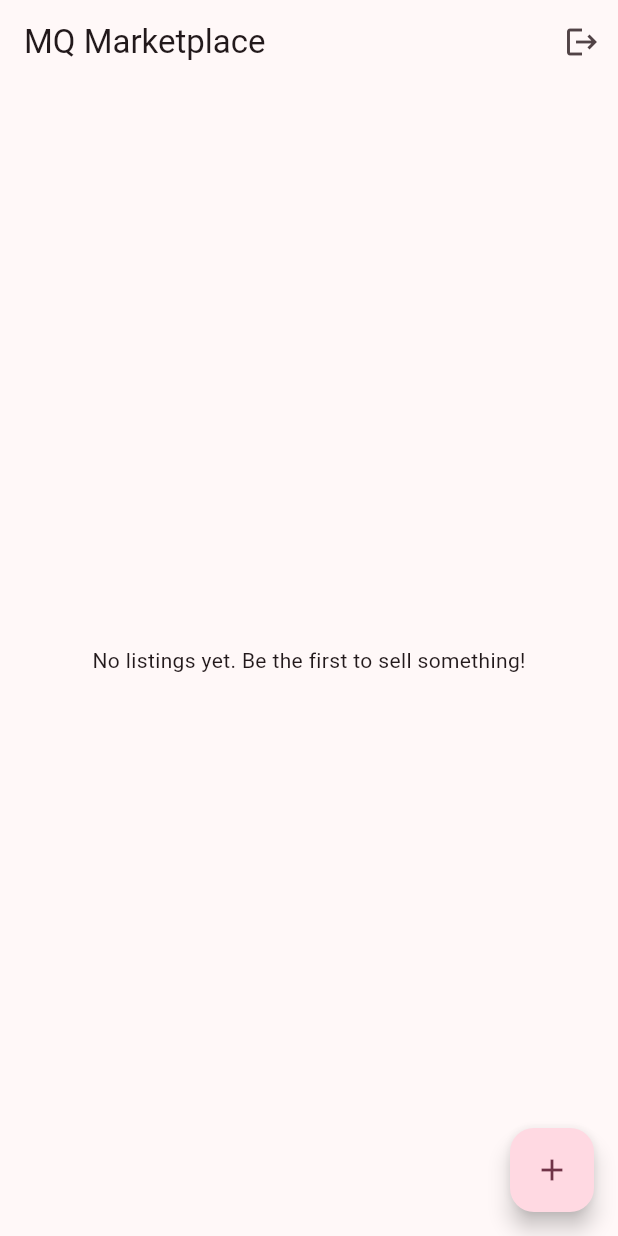
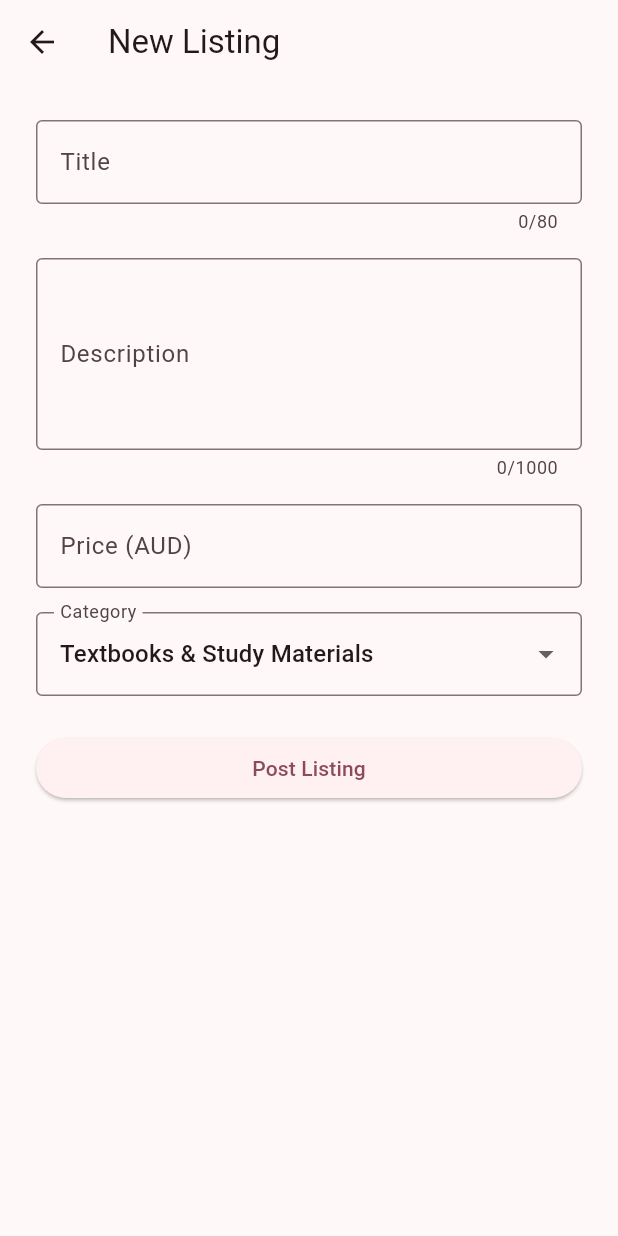
Before and after one commit to Almonte5/Mobile-Application-Assignment, a Flutter app: the screen it shows once a user with an empty profile is signed in, after a tap on the "add" icon, on a phone screen of 412 x 824 dp. Run offline on Flutter 3.47's test engine with Material 3 defaults, Android fonts, the light colour scheme and no system bars; our stand-ins replace cloud_firestore, firebase_auth, firebase_core; accounts and stored records are empty.

Commit message:
new listing form with firestore create

```diff
--- a/lib/screens/home_screen.dart
+++ b/lib/screens/home_screen.dart
@@ -3,6 +3,7 @@ import 'package:mq_marketplace/services/auth_service.dart';
 import 'package:mq_marketplace/services/listing_service.dart';
 import 'package:mq_marketplace/models/listing.dart';
 import 'package:mq_marketplace/widgets/listing_card.dart';
+import 'package:mq_marketplace/screens/new_listing_screen.dart';
 
 class HomeScreen extends StatelessWidget {
   const HomeScreen({super.key});
@@ -57,8 +58,9 @@ class HomeScreen extends StatelessWidget {
         },
       ),
       floatingActionButton: FloatingActionButton(
-        onPressed: () {
-        },
+        onPressed: () => Navigator.of(context).push(
+          MaterialPageRoute(builder: (_) => const NewListingScreen()),
+        ),
         child: const Icon(Icons.add),
       ),
     );
--- /dev/null
+++ b/lib/screens/new_listing_screen.dart
@@ -0,0 +1,177 @@
+import 'package:cloud_firestore/cloud_firestore.dart';
+import 'package:flutter/material.dart';
+import 'package:mq_marketplace/models/category.dart';
+import 'package:mq_marketplace/models/listing.dart';
+import 'package:mq_marketplace/models/listing_status.dart';
+import 'package:mq_marketplace/services/auth_service.dart';
+import 'package:mq_marketplace/services/listing_service.dart';
+
+class NewListingScreen extends StatefulWidget {
+  const NewListingScreen({super.key});
+
+  @override
+  State<NewListingScreen> createState() => _NewListingScreenState();
+}
+
+class _NewListingScreenState extends State<NewListingScreen> {
+  final _formKey = GlobalKey<FormState>();
+  final _titleController = TextEditingController();
+  final _descriptionController = TextEditingController();
+  final _priceController = TextEditingController();
+
+  Category _selectedCategory = Category.textbooks;
+  bool _isLoading = false;
+
+  final _authService = AuthService();
+  final _listingService = ListingService();
+
+  @override
+  void dispose() {
+    _titleController.dispose();
+    _descriptionController.dispose();
+    _priceController.dispose();
+    super.dispose();
+  }
+
+  Future<void> _onSubmit() async {
+    if (!_formKey.currentState!.validate()) return;
+
+    setState(() => _isLoading = true);
+
+    try {
+      final user = _authService.currentUser;
+      if (user == null) throw Exception('Not logged in');
+
+      // Fetch displayName from Firestore since it's not on the Auth user
+      final userDoc = await FirebaseFirestore.instance
+          .collection('users')
+          .doc(user.uid)
+          .get();
+      final sellerName = userDoc.data()?['displayName'] as String? ?? 'Unknown';
+
+      final now = DateTime.now();
+      final listing = Listing(
+        id: '',
+        sellerId: user.uid,
+        sellerName: sellerName,
+        title: _titleController.text.trim(),
+        description: _descriptionController.text.trim(),
+        price: double.parse(_priceController.text.trim()),
+        category: _selectedCategory,
+        status: ListingStatus.available,
+        createdAt: now,
+        updatedAt: now,
+      );
+
+      await _listingService.createListing(listing);
+
+      if (!mounted) return;
+      Navigator.of(context).pop();
+    } catch (e) {
+      if (!mounted) return;
+      ScaffoldMessenger.of(context).showSnackBar(
+        const SnackBar(content: Text('Something went wrong. Please try again.')),
+      );
+    } finally {
+      if (mounted) setState(() => _isLoading = false);
+    }
+  }
+
+  @override
+  Widget build(BuildContext context) {
+    return Scaffold(
+      appBar: AppBar(title: const Text('New Listing')),
+      body: SafeArea(
+        child: SingleChildScrollView(
+          padding: const EdgeInsets.all(24),
+          child: Form(
+            key: _formKey,
+            child: Column(
+              crossAxisAlignment: CrossAxisAlignment.stretch,
+              children: [
+                TextFormField(
+                  controller: _titleController,
+                  decoration: const InputDecoration(
+                    labelText: 'Title',
+                    border: OutlineInputBorder(),
+                  ),
+                  maxLength: 80,
+                  validator: (value) {
+                    if (value == null || value.trim().isEmpty) {
+                      return 'Please enter a title';
+                    }
+                    return null;
+                  },
+                ),
+                const SizedBox(height: 16),
+                TextFormField(
+                  controller: _descriptionController,
+                  decoration: const InputDecoration(
+                    labelText: 'Description',
+                    border: OutlineInputBorder(),
+                  ),
+                  maxLines: 4,
+                  maxLength: 1000,
+                  validator: (value) {
+                    if (value == null || value.trim().isEmpty) {
+                      return 'Please enter a description';
+                    }
+                    return null;
+                  },
+                ),
+                const SizedBox(height: 16),
+                TextFormField(
+                  controller: _priceController,
+                  decoration: const InputDecoration(
+                    labelText: 'Price (AUD)',
+                    border: OutlineInputBorder(),
+                    prefixText: '\$',
+                  ),
+                  keyboardType: const TextInputType.numberWithOptions(decimal: true),
+                  validator: (value) {
+                    if (value == null || value.trim().isEmpty) {
+                      return 'Please enter a price';
+                    }
+                    final parsed = double.tryParse(value.trim());
+                    if (parsed == null || parsed < 0) {
+                      return 'Please enter a valid price';
+                    }
+                    return null;
+                  },
+                ),
+                const SizedBox(height: 16),
+                DropdownButtonFormField<Category>(
+                  initialValue: _selectedCategory,
+                  decoration: const InputDecoration(
+                    labelText: 'Category',
+                    border: OutlineInputBorder(),
+                  ),
+                  items: Category.values
+                      .map((c) => DropdownMenuItem(
+                            value: c,
+                            child: Text(c.displayName),
+                          ))
+                      .toList(),
+                  onChanged: (value) {
+                    if (value != null) setState(() => _selectedCategory = value);
+                  },
+                ),
+                const SizedBox(height: 24),
+                ElevatedButton(
+                  onPressed: _isLoading ? null : _onSubmit,
+                  child: _isLoading
+                      ? const SizedBox(
+                          height: 20,
+                          width: 20,
+                          child: CircularProgressIndicator(strokeWidth: 2),
+                        )
+                      : const Text('Post Listing'),
+                ),
+              ],
+            ),
+          ),
+        ),
+      ),
+    );
+  }
+}
```
